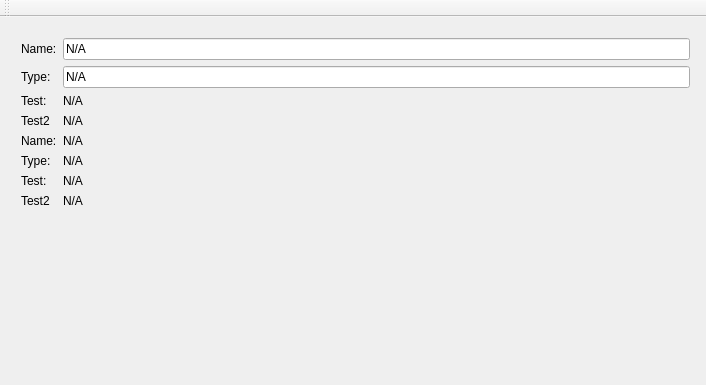
This is mainwindow.ui in lbproductions/ProjectStats as Qt 5 draws it before an edit; both pictures show x 0 to 706 and y 0 to 385 of the 706 by 574 pixel window. The edited form follows.
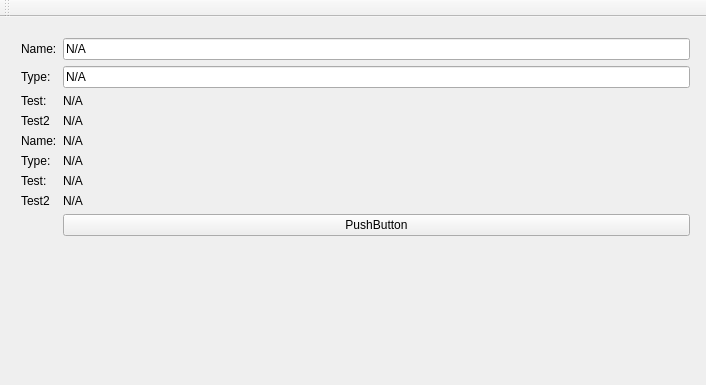
This is the edited form. Custom widgets are drawn as their Qt base class.

Patch:
```diff
--- a/mainwindow.ui
+++ b/mainwindow.ui
@@ -139,6 +139,13 @@
        </property>
       </widget>
      </item>
+     <item row="8" column="1">
+      <widget class="QPushButton" name="pushButton">
+       <property name="text">
+        <string>PushButton</string>
+       </property>
+      </widget>
+     </item>
     </layout>
    </widget>
   </widget>
```
